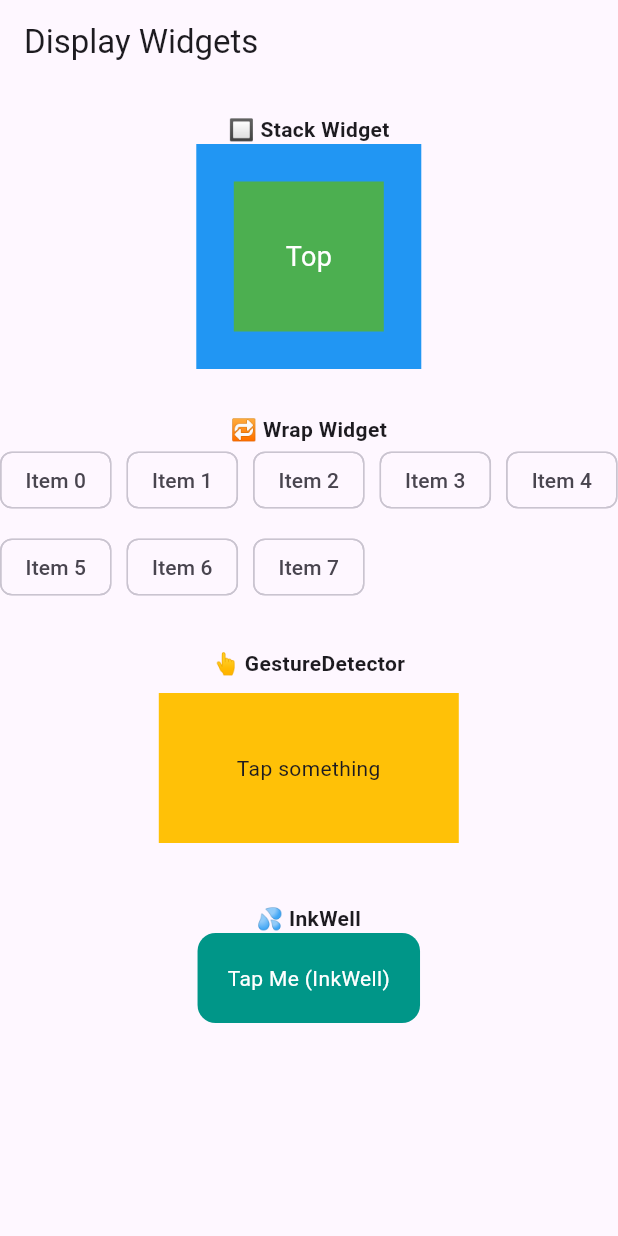
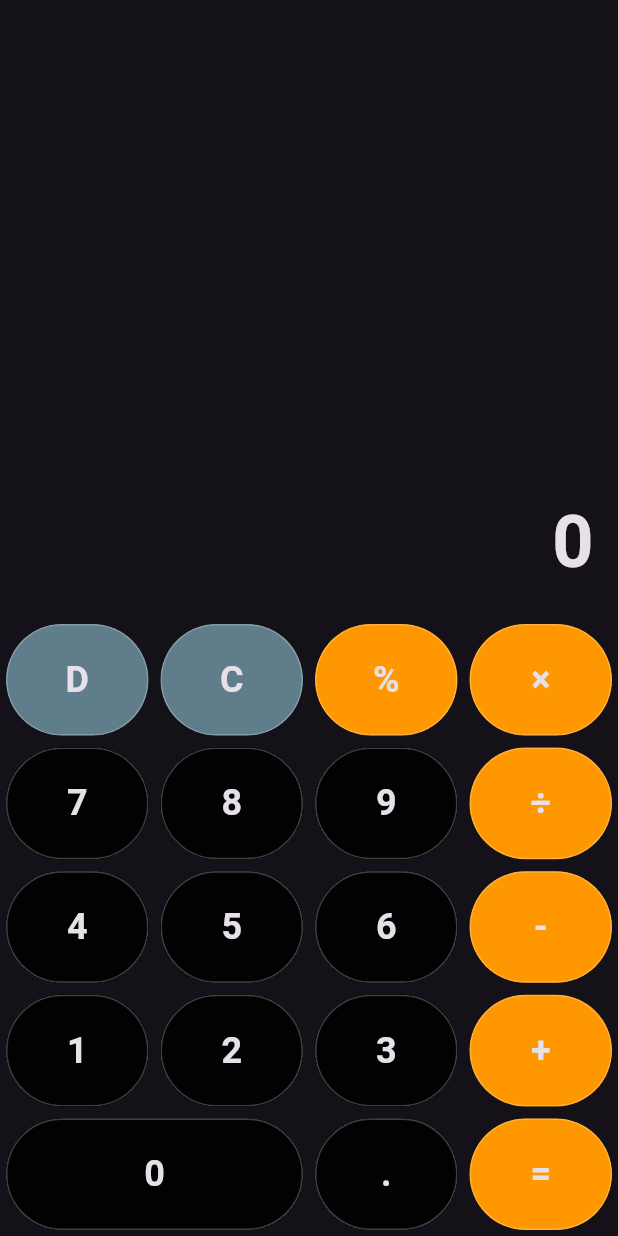
Before and after one commit to sahebbali/Calculator-App-Flutter, a Flutter app: the screen it shows after launch, on a phone screen of 412 x 824 dp. Run offline on Flutter 3.47's test engine with Material 3 defaults, Android fonts, the phone set to English and light mode, and no system bars.

Commit message:
add full app

```diff
--- /dev/null
+++ b/lib/button_values.dart
@@ -0,0 +1,44 @@
+class Btn {
+  static const String del = "D";
+  static const String clr = "C";
+  static const String per = "%";
+  static const String multiply = "×";
+  static const String divide = "÷";
+  static const String add = "+";
+  static const String subtract = "-";
+  static const String calculate = "=";
+  static const String dot = ".";
+
+  static const String n0 = "0";
+  static const String n1 = "1";
+  static const String n2 = "2";
+  static const String n3 = "3";
+  static const String n4 = "4";
+  static const String n5 = "5";
+  static const String n6 = "6";
+  static const String n7 = "7";
+  static const String n8 = "8";
+  static const String n9 = "9";
+
+  static const List<String> buttonValues = [
+    del,
+    clr,
+    per,
+    multiply,
+    n7,
+    n8,
+    n9,
+    divide,
+    n4,
+    n5,
+    n6,
+    subtract,
+    n1,
+    n2,
+    n3,
+    add,
+    n0,
+    dot,
+    calculate,
+  ];
+}
--- /dev/null
+++ b/lib/calculator_screen.dart
@@ -0,0 +1,253 @@
+import 'button_values.dart';
+import 'package:flutter/material.dart';
+
+class CalculatorScreen extends StatefulWidget {
+  const CalculatorScreen({super.key});
+
+  @override
+  State<CalculatorScreen> createState() => _CalculatorScreenState();
+}
+
+class _CalculatorScreenState extends State<CalculatorScreen> {
+  String number1 = ""; // . 0-9
+  String operand = ""; // + - * /
+  String number2 = ""; // . 0-9
+
+  @override
+  Widget build(BuildContext context) {
+    final screenSize = MediaQuery.of(context).size;
+    return Scaffold(
+      body: SafeArea(
+        bottom: false,
+        child: Column(
+          children: [
+            // output
+            Expanded(
+              child: SingleChildScrollView(
+                reverse: true,
+                child: Container(
+                  alignment: Alignment.bottomRight,
+                  padding: const EdgeInsets.all(16),
+                  child: Text(
+                    "$number1$operand$number2".isEmpty
+                        ? "0"
+                        : "$number1$operand$number2",
+                    style: const TextStyle(
+                      fontSize: 48,
+                      fontWeight: FontWeight.bold,
+                    ),
+                    textAlign: TextAlign.end,
+                  ),
+                ),
+              ),
+            ),
+
+            // buttons
+            Wrap(
+              children: Btn.buttonValues
+                  .map(
+                    (value) => SizedBox(
+                      width: value == Btn.n0
+                          ? screenSize.width / 2
+                          : (screenSize.width / 4),
+                      height: screenSize.width / 5,
+                      child: buildButton(value),
+                    ),
+                  )
+                  .toList(),
+            ),
+          ],
+        ),
+      ),
+    );
+  }
+
+  Widget buildButton(value) {
+    return Padding(
+      padding: const EdgeInsets.all(4.0),
+      child: Material(
+        color: getBtnColor(value),
+        clipBehavior: Clip.hardEdge,
+        shape: OutlineInputBorder(
+          borderSide: const BorderSide(color: Colors.white24),
+          borderRadius: BorderRadius.circular(100),
+        ),
+        child: InkWell(
+          onTap: () => onBtnTap(value),
+          child: Center(
+            child: Text(
+              value,
+              style: const TextStyle(fontWeight: FontWeight.bold, fontSize: 24),
+            ),
+          ),
+        ),
+      ),
+    );
+  }
+
+  // ########
+  void onBtnTap(String value) {
+    if (value == Btn.del) {
+      delete();
+      return;
+    }
+
+    if (value == Btn.clr) {
+      clearAll();
+      return;
+    }
+
+    if (value == Btn.per) {
+      convertToPercentage();
+      return;
+    }
+
+    if (value == Btn.calculate) {
+      calculate();
+      return;
+    }
+
+    appendValue(value);
+  }
+
+  // ##############
+  // calculates the result
+  void calculate() {
+    if (number1.isEmpty) return;
+    if (operand.isEmpty) return;
+    if (number2.isEmpty) return;
+
+    final double num1 = double.parse(number1);
+    final double num2 = double.parse(number2);
+
+    var result = 0.0;
+    switch (operand) {
+      case Btn.add:
+        result = num1 + num2;
+        break;
+      case Btn.subtract:
+        result = num1 - num2;
+        break;
+      case Btn.multiply:
+        result = num1 * num2;
+        break;
+      case Btn.divide:
+        result = num1 / num2;
+        break;
+      default:
+    }
+
+    setState(() {
+      number1 = result.toStringAsPrecision(3);
+
+      if (number1.endsWith(".0")) {
+        number1 = number1.substring(0, number1.length - 2);
+      }
+
+      operand = "";
+      number2 = "";
+    });
+  }
+
+  // ##############
+  // converts output to %
+  void convertToPercentage() {
+    // ex: 434+324
+    if (number1.isNotEmpty && operand.isNotEmpty && number2.isNotEmpty) {
+      // calculate before conversion
+      calculate();
+    }
+
+    if (operand.isNotEmpty) {
+      // cannot be converted
+      return;
+    }
+
+    final number = double.parse(number1);
+    setState(() {
+      number1 = "${(number / 100)}";
+      operand = "";
+      number2 = "";
+    });
+  }
+
+  // ##############
+  // clears all output
+  void clearAll() {
+    setState(() {
+      number1 = "";
+      operand = "";
+      number2 = "";
+    });
+  }
+
+  // ##############
+  // delete one from the end
+  void delete() {
+    if (number2.isNotEmpty) {
+      // 12323 => 1232
+      number2 = number2.substring(0, number2.length - 1);
+    } else if (operand.isNotEmpty) {
+      operand = "";
+    } else if (number1.isNotEmpty) {
+      number1 = number1.substring(0, number1.length - 1);
+    }
+
+    setState(() {});
+  }
+
+  // #############
+  // appends value to the end
+  void appendValue(String value) {
+    // number1 opernad number2
+    // 234       +      5343
+
+    // if is operand and not "."
+    if (value != Btn.dot && int.tryParse(value) == null) {
+      // operand pressed
+      if (operand.isNotEmpty && number2.isNotEmpty) {
+        // TODO calculate the equation before assigning new operand
+        calculate();
+      }
+      operand = value;
+    }
+    // assign value to number1 variable
+    else if (number1.isEmpty || operand.isEmpty) {
+      // check if value is "." | ex: number1 = "1.2"
+      if (value == Btn.dot && number1.contains(Btn.dot)) return;
+      if (value == Btn.dot && (number1.isEmpty || number1 == Btn.n0)) {
+        // ex: number1 = "" | "0"
+        value = "0.";
+      }
+      number1 += value;
+    }
+    // assign value to number2 variable
+    else if (number2.isEmpty || operand.isNotEmpty) {
+      // check if value is "." | ex: number1 = "1.2"
+      if (value == Btn.dot && number2.contains(Btn.dot)) return;
+      if (value == Btn.dot && (number2.isEmpty || number2 == Btn.n0)) {
+        // number1 = "" | "0"
+        value = "0.";
+      }
+      number2 += value;
+    }
+
+    setState(() {});
+  }
+
+  // ########
+  Color getBtnColor(value) {
+    return [Btn.del, Btn.clr].contains(value)
+        ? Colors.blueGrey
+        : [
+            Btn.per,
+            Btn.multiply,
+            Btn.add,
+            Btn.subtract,
+            Btn.divide,
+            Btn.calculate,
+          ].contains(value)
+        ? Colors.orange
+        : Colors.black87;
+  }
+}
--- a/lib/main.dart
+++ b/lib/main.dart
@@ -1,114 +1,20 @@
 import 'package:flutter/material.dart';
+import 'package:myapp/calculator_screen.dart';
 
-void main() => runApp(MyApp());
+void main() {
+  runApp(const MyApp());
+}
 
 class MyApp extends StatelessWidget {
+  const MyApp({super.key});
+
   @override
   Widget build(BuildContext context) {
     return MaterialApp(
-      title: 'Display Widgets Example',
-      home: DisplayWidgetsScreen(),
+      title: 'Calculator',
+      debugShowCheckedModeBanner: false,
+      theme: ThemeData.dark(),
+      home: const CalculatorScreen(),
     );
   }
 }
-
-class DisplayWidgetsScreen extends StatefulWidget {
-  @override
-  _DisplayWidgetsScreenState createState() => _DisplayWidgetsScreenState();
-}
-
-class _DisplayWidgetsScreenState extends State<DisplayWidgetsScreen> {
-  String message = "Tap something";
-
-  @override
-  Widget build(BuildContext context) {
-    return Scaffold(
-      appBar: AppBar(title: Text('Display Widgets')),
-      body: SingleChildScrollView(
-        child: Column(
-          children: [
-            SizedBox(height: 20),
-
-            /// Stack Example
-            Text(
-              '🔲 Stack Widget',
-              style: TextStyle(fontWeight: FontWeight.bold),
-            ),
-            Stack(
-              alignment: Alignment.center,
-              children: [
-                Container(width: 150, height: 150, color: Colors.blue),
-                Container(width: 100, height: 100, color: Colors.green),
-                Text(
-                  "Top",
-                  style: TextStyle(color: Colors.white, fontSize: 18),
-                ),
-              ],
-            ),
-
-            SizedBox(height: 30),
-
-            /// Wrap Example
-            Text(
-              '🔁 Wrap Widget',
-              style: TextStyle(fontWeight: FontWeight.bold),
-            ),
-            Wrap(
-              spacing: 10,
-              runSpacing: 10,
-              children: List.generate(8, (index) {
-                return Chip(label: Text('Item $index'));
-              }),
-            ),
-
-            SizedBox(height: 30),
-
-            /// GestureDetector Example
-            Text(
-              '👆 GestureDetector',
-              style: TextStyle(fontWeight: FontWeight.bold),
-            ),
-            GestureDetector(
-              onTap: () => setState(() => message = "GestureDetector Tapped!"),
-              onDoubleTap: () => setState(() => message = "Double Tapped!"),
-              onLongPress: () => setState(() => message = "Long Pressed!"),
-              child: Container(
-                margin: EdgeInsets.all(10),
-                width: 200,
-                height: 100,
-                color: Colors.amber,
-                alignment: Alignment.center,
-                child: Text(message, textAlign: TextAlign.center),
-              ),
-            ),
-
-            SizedBox(height: 30),
-
-            /// InkWell Example
-            Text('💦 InkWell', style: TextStyle(fontWeight: FontWeight.bold)),
-            Material(
-              color: Colors.transparent,
-              child: InkWell(
-                onTap: () => setState(() => message = "InkWell Tapped!"),
-                borderRadius: BorderRadius.circular(12),
-                child: Container(
-                  padding: EdgeInsets.all(20),
-                  decoration: BoxDecoration(
-                    color: Colors.teal,
-                    borderRadius: BorderRadius.circular(12),
-                  ),
-                  child: Text(
-                    'Tap Me (InkWell)',
-                    style: TextStyle(color: Colors.white),
-                  ),
-                ),
-              ),
-            ),
-
-            SizedBox(height: 50),
-          ],
-        ),
-      ),
-    );
-  }
-}
```
Also changed, not shown: 1 other file.
